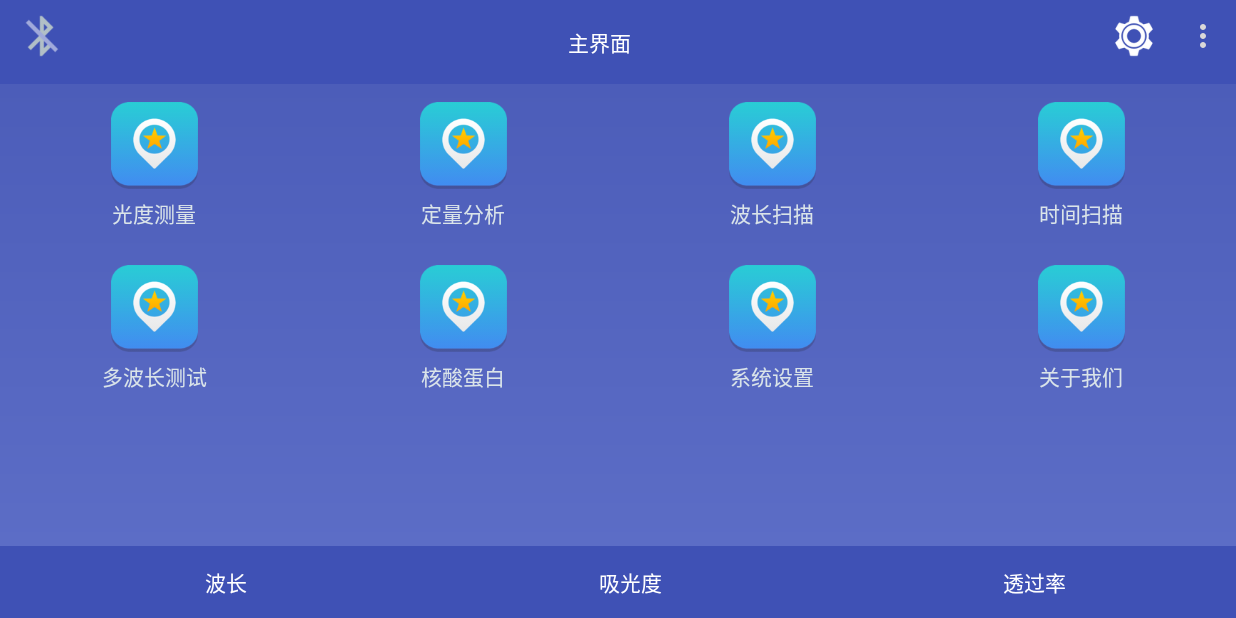
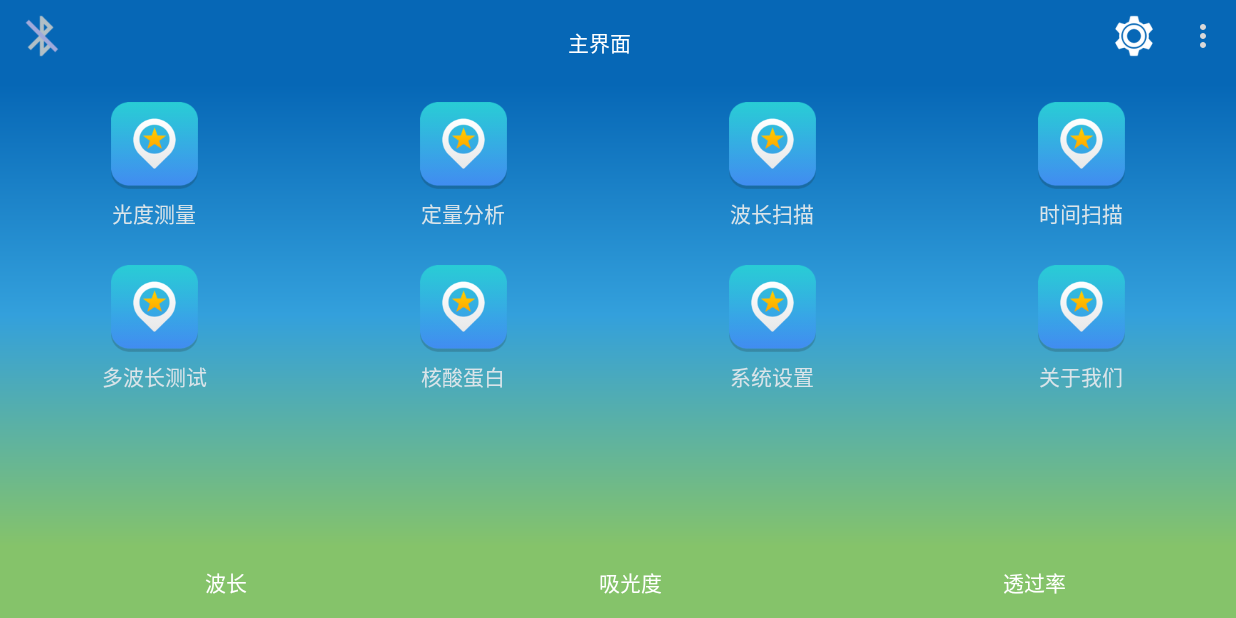
Before and after one commit to zhangjie201412/Onlab, an Android app: the MainActivity screen opened directly, with no data from a screen before it, on a phone screen of 824 x 412 dp (held sideways). Run offline under Robolectric (Android 15) with nearby library versions, the phone set to English and light mode, and no system bars; libraries missing offline, so code that uses them is left out: com.squareup.otto, lecho.lib.hellocharts; 5 statements that could not run were skipped.

Commit message:
change background color

```diff
--- a/app/src/main/java/org/zhangjie/onlab/MainActivity.java
+++ b/app/src/main/java/org/zhangjie/onlab/MainActivity.java
@@ -24,6 +24,7 @@ import android.view.LayoutInflater;
 import android.view.Menu;
 import android.view.MenuItem;
 import android.view.View;
+import android.view.WindowManager;
 import android.widget.EditText;
 import android.widget.LinearLayout;
 import android.widget.TextView;
@@ -754,6 +755,8 @@ public class MainActivity extends AppCompatActivity implements WavelengthDialog.
     @Override
     protected void onCreate(Bundle savedInstanceState) {
         super.onCreate(savedInstanceState);
+        getWindow().setFlags(WindowManager.LayoutParams.FLAG_FULLSCREEN,
+                WindowManager.LayoutParams.FLAG_FULLSCREEN);
         setContentView(R.layout.activity_main);
 
         Log.d(TAG, "onCreate");
--- a/app/src/main/res/drawable/bg_main.xml
+++ b/app/src/main/res/drawable/bg_main.xml
@@ -5,6 +5,7 @@
     <gradient
         android:angle="270"
         android:endColor="@color/main_end"
+        android:centerColor="@color/main_center"
         android:startColor="@color/main_start" />
 
 </shape>
--- a/app/src/main/res/layout/activity_main.xml
+++ b/app/src/main/res/layout/activity_main.xml
@@ -80,7 +80,7 @@
         android:layout_width="match_parent"
         android:layout_height="wrap_content"
         android:layout_alignParentBottom="true"
-        android:background="@color/colorPrimary">
+        android:background="@color/colorStatus">
 
         <LinearLayout
             android:layout_width="match_parent"
--- a/app/src/main/res/values/colors.xml
+++ b/app/src/main/res/values/colors.xml
@@ -1,6 +1,7 @@
 <?xml version="1.0" encoding="utf-8"?>
 <resources>
-    <color name="colorPrimary">#3F51B5</color>
+    <color name="colorPrimary">#0667b6</color>
+    <color name="colorStatus">#85c36a</color>
     <color name="colorPrimaryDark">#303F9F</color>
     <color name="colorControlNormal">#dad8d8</color>
     <color name="colorAccent">#FF4081</color>
@@ -9,8 +10,9 @@
     <color name="griditems_bg">#ffe8ecef</color>
     <color name="commo_text_color">#dae4e9</color>
     <color name="colorDialogText">#FF354CDE</color>
-    <color name="main_start">#FF4C5DB9</color>
-    <color name="main_end">#5c6dc6</color>
+    <color name="main_start">#0667b6</color>
+    <color name="main_center">#33a0dc</color>
+    <color name="main_end">#85c36a</color>
     <color name="color_button_normal">#0099ff</color>
     <color name="color_button_disable">#AAAAAA</color>
     <color name="color_button_pressed">#c8edfb</color>
```
